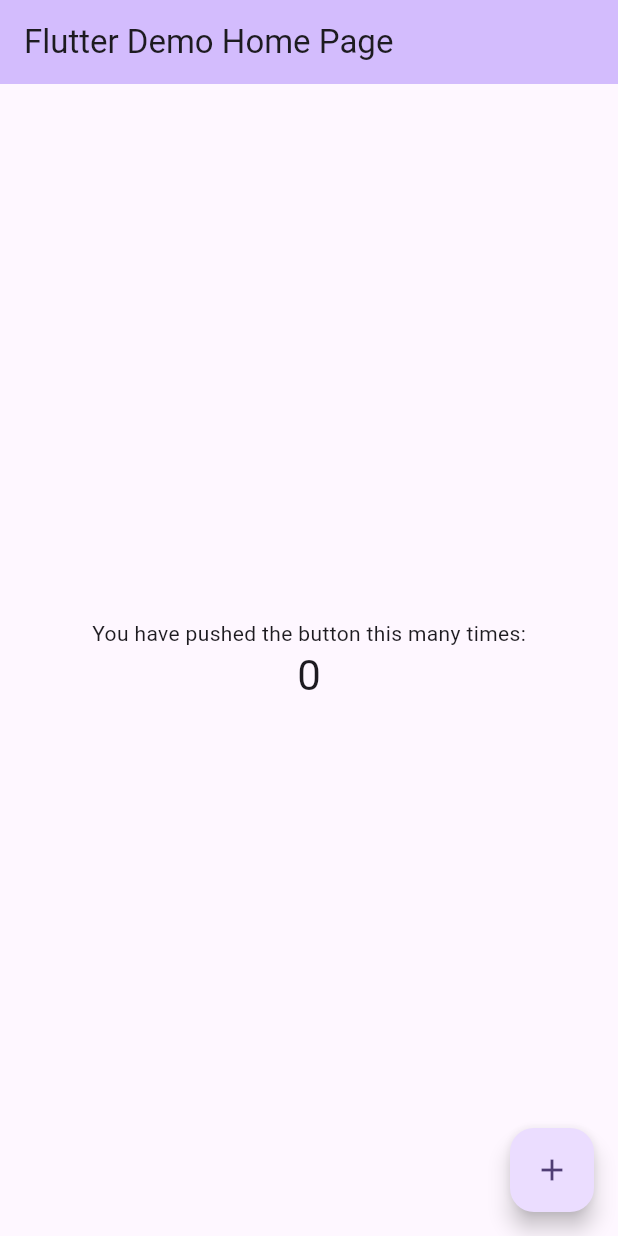
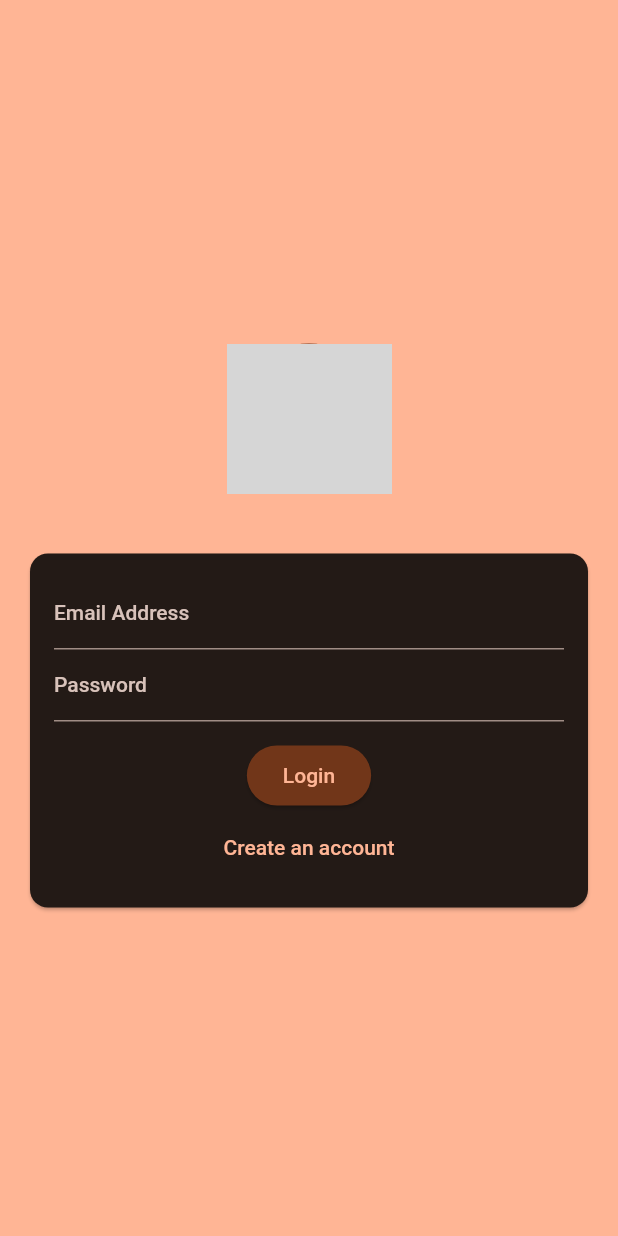
Before and after one commit to HubertAndrzej/travel_app, a Flutter app: the screen it shows after launch, on a phone screen of 412 x 824 dp. Run offline on Flutter 3.47's test engine with Material 2 defaults, Android fonts, the phone set to English and light mode, and no system bars; our stand-ins replace firebase_auth, firebase_core, google_fonts; accounts and stored records are empty; grey boxes are pictures that could not be loaded.

Commit message:
Added authentication screens and logic

```diff
--- a/lib/main.dart
+++ b/lib/main.dart
@@ -1,125 +1,62 @@
+import 'package:firebase_auth/firebase_auth.dart';
+import 'package:firebase_core/firebase_core.dart';
 import 'package:flutter/material.dart';
+import 'package:google_fonts/google_fonts.dart';
+import 'package:travel_app/firebase_options.dart';
+import 'package:travel_app/screens/auth_screen.dart';
+import 'package:travel_app/screens/splash_screen.dart';
 
-void main() {
+final colorScheme = ColorScheme.fromSeed(
+  brightness: Brightness.dark,
+  seedColor: const Color.fromARGB(255, 253, 105, 13),
+  background: const Color.fromARGB(255, 56, 49, 66),
+);
+
+final theme = ThemeData().copyWith(
+  useMaterial3: true,
+  scaffoldBackgroundColor: colorScheme.background,
+  colorScheme: colorScheme,
+  textTheme: GoogleFonts.ubuntuCondensedTextTheme().copyWith(
+    titleSmall: GoogleFonts.ubuntuCondensed(
+      fontWeight: FontWeight.bold,
+    ),
+    titleMedium: GoogleFonts.ubuntuCondensed(
+      fontWeight: FontWeight.bold,
+    ),
+    titleLarge: GoogleFonts.ubuntuCondensed(
+      fontWeight: FontWeight.bold,
+    ),
+  ),
+);
+
+void main() async {
+  WidgetsFlutterBinding.ensureInitialized();
+  await Firebase.initializeApp(
+    options: DefaultFirebaseOptions.currentPlatform,
+  );
   runApp(const MyApp());
 }
 
 class MyApp extends StatelessWidget {
   const MyApp({super.key});
 
-  // This widget is the root of your application.
   @override
   Widget build(BuildContext context) {
     return MaterialApp(
-      title: 'Flutter Demo',
-      theme: ThemeData(
-        // This is the theme of your application.
-        //
-        // TRY THIS: Try running your application with "flutter run". You'll see
-        // the application has a blue toolbar. Then, without quitting the app,
-        // try changing the seedColor in the colorScheme below to Colors.green
-        // and then invoke "hot reload" (save your changes or press the "hot
-        // reload" button in a Flutter-supported IDE, or press "r" if you used
-        // the command line to start the app).
-        //
-        // Notice that the counter didn't reset back to zero; the application
-        // state is not lost during the reload. To reset the state, use hot
-        // restart instead.
-        //
-        // This works for code too, not just values: Most code changes can be
-        // tested with just a hot reload.
-        colorScheme: ColorScheme.fromSeed(seedColor: Colors.deepPurple),
-        useMaterial3: true,
+      title: 'go4travel',
+      theme: theme,
+      home: StreamBuilder(
+        stream: FirebaseAuth.instance.authStateChanges(),
+        builder: (ctx, snapshot) {
+          if (snapshot.connectionState == ConnectionState.waiting) {
+            return const SplashScreen();
+          }
+          if (snapshot.hasData) {
+            return const Text('');
+          }
+          return const AuthScreen();
+        },
       ),
-      home: const MyHomePage(title: 'Flutter Demo Home Page'),
     );
   }
 }
-
-class MyHomePage extends StatefulWidget {
-  const MyHomePage({super.key, required this.title});
-
-  // This widget is the home page of your application. It is stateful, meaning
-  // that it has a State object (defined below) that contains fields that affect
-  // how it looks.
-
-  // This class is the configuration for the state. It holds the values (in this
-  // case the title) provided by the parent (in this case the App widget) and
-  // used by the build method of the State. Fields in a Widget subclass are
-  // always marked "final".
-
-  final String title;
-
-  @override
-  State<MyHomePage> createState() => _MyHomePageState();
-}
-
-class _MyHomePageState extends State<MyHomePage> {
-  int _counter = 0;
-
-  void _incrementCounter() {
-    setState(() {
-      // This call to setState tells the Flutter framework that something has
-      // changed in this State, which causes it to rerun the build method below
-      // so that the display can reflect the updated values. If we changed
-      // _counter without calling setState(), then the build method would not be
-      // called again, and so nothing would appear to happen.
-      _counter++;
-    });
-  }
-
-  @override
-  Widget build(BuildContext context) {
-    // This method is rerun every time setState is called, for instance as done
-    // by the _incrementCounter method above.
-    //
-    // The Flutter framework has been optimized to make rerunning build methods
-    // fast, so that you can just rebuild anything that needs updating rather
-    // than having to individually change instances of widgets.
-    return Scaffold(
-      appBar: AppBar(
-        // TRY THIS: Try changing the color here to a specific color (to
-        // Colors.amber, perhaps?) and trigger a hot reload to see the AppBar
-        // change color while the other colors stay the same.
-        backgroundColor: Theme.of(context).colorScheme.inversePrimary,
-        // Here we take the value from the MyHomePage object that was created by
-        // the App.build method, and use it to set our appbar title.
-        title: Text(widget.title),
-      ),
-      body: Center(
-        // Center is a layout widget. It takes a single child and positions it
-        // in the middle of the parent.
-        child: Column(
-          // Column is also a layout widget. It takes a list of children and
-          // arranges them vertically. By default, it sizes itself to fit its
-          // children horizontally, and tries to be as tall as its parent.
-          //
-          // Column has various properties to control how it sizes itself and
-          // how it positions its children. Here we use mainAxisAlignment to
-          // center the children vertically; the main axis here is the vertical
-          // axis because Columns are vertical (the cross axis would be
-          // horizontal).
-          //
-          // TRY THIS: Invoke "debug painting" (choose the "Toggle Debug Paint"
-          // action in the IDE, or press "p" in the console), to see the
-          // wireframe for each widget.
-          mainAxisAlignment: MainAxisAlignment.center,
-          children: <Widget>[
-            const Text(
-              'You have pushed the button this many times:',
-            ),
-            Text(
-              '$_counter',
-              style: Theme.of(context).textTheme.headlineMedium,
-            ),
-          ],
-        ),
-      ),
-      floatingActionButton: FloatingActionButton(
-        onPressed: _incrementCounter,
-        tooltip: 'Increment',
-        child: const Icon(Icons.add),
-      ), // This trailing comma makes auto-formatting nicer for build methods.
-    );
-  }
-}
--- /dev/null
+++ b/lib/screens/auth_screen.dart
@@ -0,0 +1,158 @@
+import 'package:firebase_auth/firebase_auth.dart';
+import 'package:flutter/material.dart';
+
+final _firebase = FirebaseAuth.instance;
+
+class AuthScreen extends StatefulWidget {
+  const AuthScreen({super.key});
+
+  @override
+  State<AuthScreen> createState() {
+    return _AuthScreenState();
+  }
+}
+
+class _AuthScreenState extends State<AuthScreen> {
+  final _form = GlobalKey<FormState>();
+
+  var _isLogin = true;
+  var _enteredEmail = '';
+  var _enteredPassword = '';
+
+  void _submit() async {
+    final isValid = _form.currentState!.validate();
+
+    if (!isValid) {
+      return;
+    }
+
+    _form.currentState!.save();
+    try {
+      if (_isLogin) {
+        // ignore: unused_local_variable
+        final userCredentials = await _firebase.signInWithEmailAndPassword(
+          email: _enteredEmail,
+          password: _enteredPassword,
+        );
+      } else {
+        // ignore: unused_local_variable
+        final userCredentials = await _firebase.createUserWithEmailAndPassword(
+          email: _enteredEmail,
+          password: _enteredPassword,
+        );
+      }
+    } on FirebaseAuthException catch (error) {
+      ScaffoldMessenger.of(context).clearSnackBars();
+      ScaffoldMessenger.of(context).showSnackBar(
+        SnackBar(
+          content: Text(error.message ?? 'Authentication failed.'),
+        ),
+      );
+    }
+  }
+
+  @override
+  Widget build(BuildContext context) {
+    return Scaffold(
+      backgroundColor: Theme.of(context).colorScheme.primary,
+      body: Center(
+        child: SingleChildScrollView(
+          child: Column(
+            mainAxisAlignment: MainAxisAlignment.center,
+            children: [
+              Container(
+                margin: const EdgeInsets.only(
+                  top: 30,
+                  bottom: 20,
+                  left: 20,
+                  right: 20,
+                ),
+                width: 110,
+                child: const CircleAvatar(
+                  backgroundImage: AssetImage('assets/icons/logo.ico'),
+                  radius: 50,
+                ),
+              ),
+              Card(
+                margin: const EdgeInsets.all(20),
+                child: SingleChildScrollView(
+                  child: Padding(
+                    padding: const EdgeInsets.all(16),
+                    child: Form(
+                      key: _form,
+                      child: Column(
+                        mainAxisSize: MainAxisSize.min,
+                        children: [
+                          TextFormField(
+                            decoration: const InputDecoration(
+                              labelText: 'Email Address',
+                            ),
+                            keyboardType: TextInputType.emailAddress,
+                            autocorrect: false,
+                            textCapitalization: TextCapitalization.none,
+                            style: TextStyle(
+                              color: Theme.of(context).colorScheme.onBackground,
+                            ),
+                            validator: (value) {
+                              if (value == null ||
+                                  value.trim().isEmpty ||
+                                  !value.contains('@')) {
+                                return 'Please enter a valid email address.';
+                              }
+                              return null;
+                            },
+                            onSaved: (value) => _enteredEmail = value!,
+                          ),
+                          TextFormField(
+                            decoration: const InputDecoration(
+                              labelText: 'Password',
+                            ),
+                            obscureText: true,
+                            style: TextStyle(
+                              color: Theme.of(context).colorScheme.onBackground,
+                            ),
+                            validator: (value) {
+                              if (value == null || value.trim().length < 6) {
+                                return 'Password must be at least 6 characters long.';
+                              }
+                              return null;
+                            },
+                            onSaved: (value) => _enteredPassword = value!,
+                          ),
+                          const SizedBox(
+                            height: 12,
+                          ),
+                          ElevatedButton(
+                            onPressed: _submit,
+                            style: ElevatedButton.styleFrom(
+                              backgroundColor: Theme.of(context)
+                                  .colorScheme
+                                  .primaryContainer,
+                            ),
+                            child: Text(_isLogin ? 'Login' : 'Signup'),
+                          ),
+                          TextButton(
+                            onPressed: () {
+                              setState(
+                                () {
+                                  _isLogin = !_isLogin;
+                                },
+                              );
+                            },
+                            child: Text(_isLogin
+                                ? 'Create an account'
+                                : 'I already have an account'),
+                          )
+                        ],
+                      ),
+                    ),
+                  ),
+                ),
+              ),
+            ],
+          ),
+        ),
+      ),
+    );
+  }
+}
```
Also changed, not shown: lib/screens/splash_screen.dart (added, +17 -0 lines), pubspec.yaml (+6 -4 lines), pubspec.lock, 5 other files.
